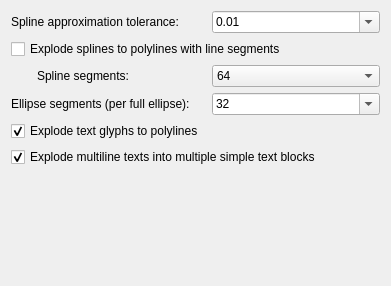
This is scripts/Modify/Explode/PreferencesPage.ui in qcad/qcad as Qt 5 draws it before an edit. The edited form follows.
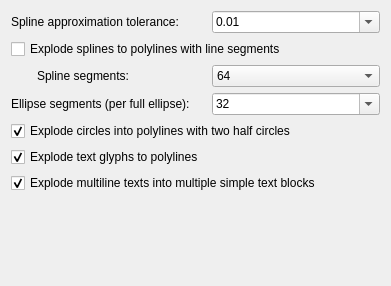
This is the edited form.

Commit message: add preference to explode circles to polylines

Patch:
```diff
--- a/scripts/Modify/Explode/PreferencesPage.ui
+++ b/scripts/Modify/Explode/PreferencesPage.ui
@@ -110,6 +110,16 @@
        </item>
       </widget>
      </item>
+     <item row="6" column="0" colspan="3">
+      <widget class="QCheckBox" name="MultilineTextToSimpleText">
+       <property name="text">
+        <string>Explode multiline texts into multiple simple text blocks</string>
+       </property>
+       <property name="checked">
+        <bool>true</bool>
+       </property>
+      </widget>
+     </item>
      <item row="3" column="2">
       <widget class="QComboBox" name="EllipseSegments">
        <property name="editable">
@@ -191,7 +201,7 @@
        </property>
       </widget>
      </item>
-     <item row="4" column="0" colspan="3">
+     <item row="5" column="0" colspan="3">
       <widget class="QCheckBox" name="TextToPolylines">
        <property name="text">
         <string>Explode text glyphs to polylines</string>
@@ -201,10 +211,10 @@
        </property>
       </widget>
      </item>
-     <item row="5" column="0" colspan="3">
-      <widget class="QCheckBox" name="MultilineTextToSimpleText">
+     <item row="4" column="0" colspan="3">
+      <widget class="QCheckBox" name="CirclesToPolylines">
        <property name="text">
-        <string>Explode multiline texts into multiple simple text blocks</string>
+        <string>Explode circles into polylines with two half circles</string>
        </property>
        <property name="checked">
         <bool>true</bool>
```
Left out of the diff: 62 changed lines with no effect on the pictures. The commit also changes 1 other file.
